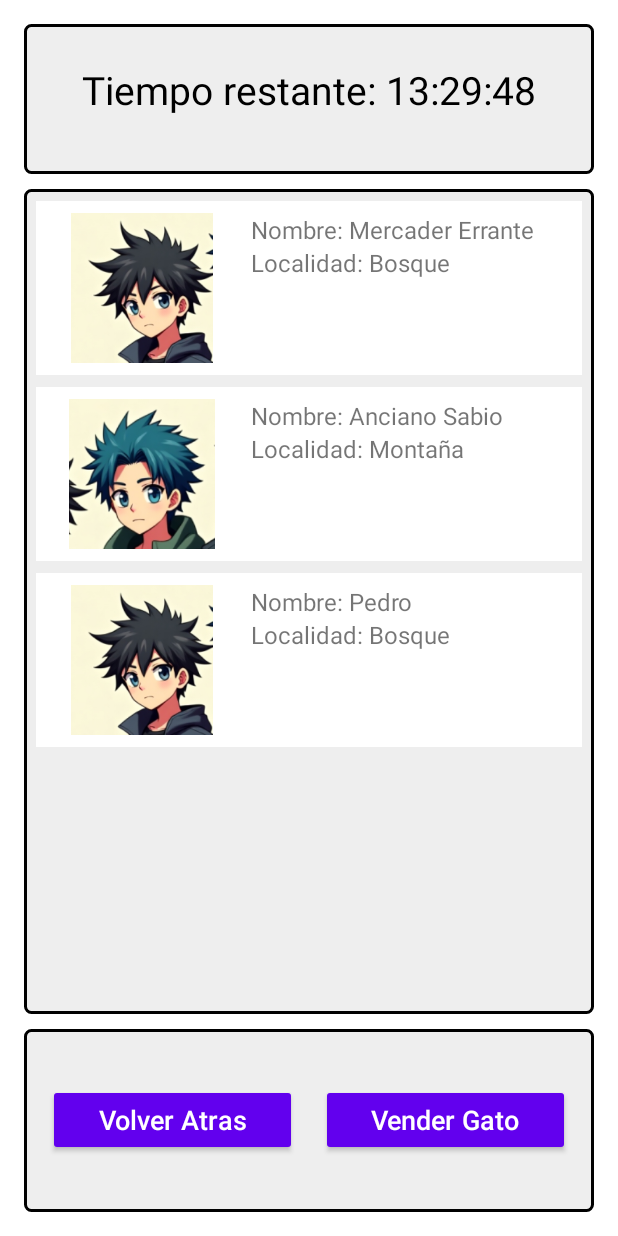
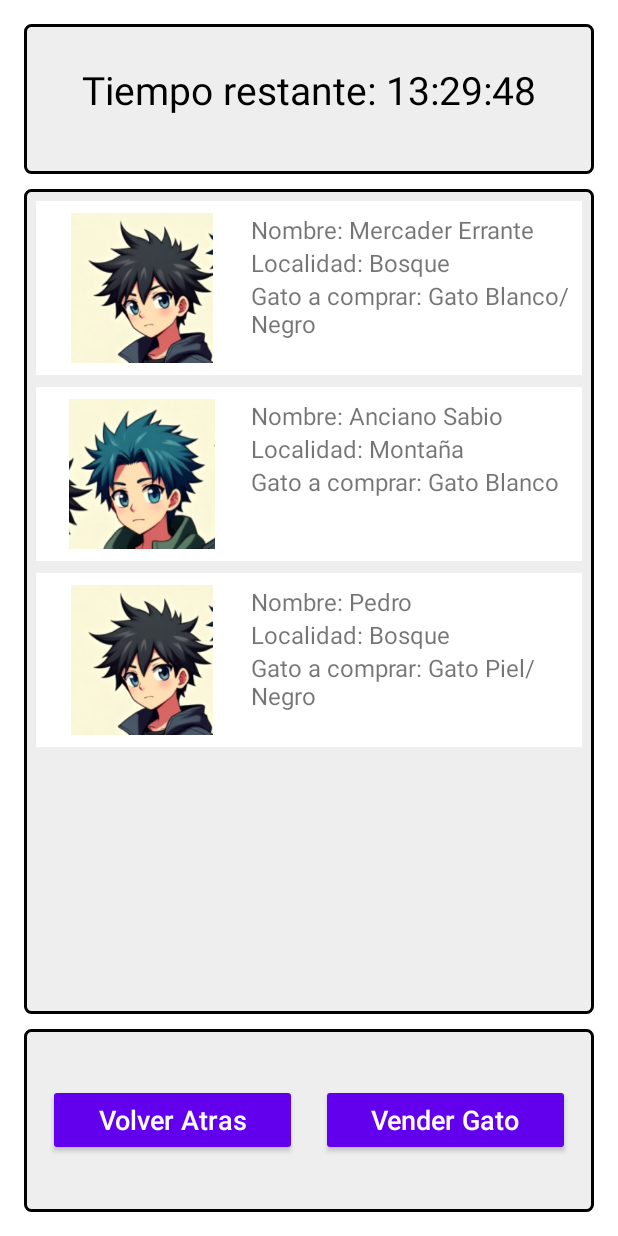
Before and after one commit to Jazaloko/GatosHunter, an Android app: the VenderGato screen opened directly, with no data from a screen before it, on a phone screen of 412 x 824 dp. Run offline under Robolectric (Android 15) with nearby library versions, the phone set to English and light mode, and no system bars.

Commit message:
Vendedores con gatos a elegir, (No se si funciona lo de vender)

```diff
--- a/app/build.gradle.kts
+++ b/app/build.gradle.kts
@@ -2,6 +2,7 @@ plugins {
     alias(libs.plugins.android.application)
     alias(libs.plugins.kotlin.android)
     kotlin("plugin.serialization") version "2.1.21"
+    id("org.jetbrains.kotlin.plugin.parcelize") version "2.1.0-RC"
 }
 
 android {
--- a/app/src/main/java/com/example/gatoshunter/DatabaseHelper.kt
+++ b/app/src/main/java/com/example/gatoshunter/DatabaseHelper.kt
@@ -131,16 +131,16 @@ class DatabaseHelper(context: Context) :
 
     private fun insertarCompradoresIniciales(db: SQLiteDatabase) {
         val compradoresIniciales = listOf(
-            Comprador(null, "Mercader Errante", 2000.0, "Bosque", R.drawable.character1.toString()),
-            Comprador(null, "Anciano Sabio", 1500.0, "Montaña", R.drawable.character2.toString()),
-            Comprador(null, "Pepe", 1000.0, "Desierto", R.drawable.character3.toString()),
-            Comprador(null, "Juan", 1200.0, "Ciudad", R.drawable.character4.toString()),
-            Comprador(null, "Maria", 1800.0, "Pueblo", R.drawable.character5.toString()),
-            Comprador(null, "Luis", 1300.0, "Lago", R.drawable.character6.toString()),
-            Comprador(null, "Ana", 1600.0, "Playa", R.drawable.character7.toString()),
-            Comprador(null, "Carlos", 1100.0, "Ciudad", R.drawable.character8.toString()),
-            Comprador(null, "Laura", 1400.0, "Montaña", R.drawable.character9.toString()),
-            Comprador(null, "Pedro", 1700.0, "Bosque", R.drawable.character1.toString())
+            Comprador(null, "Mercader Errante", 2000.0, "Bosque", R.drawable.character1.toString(), null),
+            Comprador(null, "Anciano Sabio", 1500.0, "Montaña", R.drawable.character2.toString(), null),
+            Comprador(null, "Pepe", 1000.0, "Desierto", R.drawable.character3.toString(), null),
+            Comprador(null, "Juan", 1200.0, "Ciudad", R.drawable.character4.toString(), null),
+            Comprador(null, "Maria", 1800.0, "Pueblo", R.drawable.character5.toString(), null),
+            Comprador(null, "Luis", 1300.0, "Lago", R.drawable.character6.toString(), null),
+            Comprador(null, "Ana", 1600.0, "Playa", R.drawable.character7.toString(), null),
+            Comprador(null, "Carlos", 1100.0, "Ciudad", R.drawable.character8.toString(), null),
+            Comprador(null, "Laura", 1400.0, "Montaña", R.drawable.character9.toString(), null),
+            Comprador(null, "Pedro", 1700.0, "Bosque", R.drawable.character1.toString(), null)
         )
         compradoresIniciales.forEach { insertarComprador(db, it) }
     }
@@ -229,7 +229,7 @@ class DatabaseHelper(context: Context) :
         }
         val selection = "$COLUMN_ID = ?"
         val selectionArgs = arrayOf(id.toString())
-        db.update(TABLE_GATOS, values, selection, selectionArgs)
+        db.update(TABLE_GATOS_USER, values, selection, selectionArgs)
         db.close()
     }
     //endregion
@@ -286,9 +286,9 @@ class DatabaseHelper(context: Context) :
                     it.getInt(it.getColumnIndexOrThrow(COLUMN_ID)),
                     it.getString(it.getColumnIndexOrThrow(COLUMN_NOMBRE)),
                     it.getDouble(it.getColumnIndexOrThrow(COLUMN_DINERO)),
-                    it.getString
-                        (it.getColumnIndexOrThrow(COLUMN_LOCALIDAD)),
-                    it.getString(it.getColumnIndexOrThrow(COLUMN_IMG_PATH))
+                    it.getString(it.getColumnIndexOrThrow(COLUMN_LOCALIDAD)),
+                    it.getString(it.getColumnIndexOrThrow(COLUMN_IMG_PATH)),
+                    null
                 )
             }
         }
@@ -371,7 +371,8 @@ class DatabaseHelper(context: Context) :
                     it.getString(it.getColumnIndexOrThrow(COLUMN_NOMBRE)),
                     it.getDouble(it.getColumnIndexOrThrow(COLUMN_DINERO)),
                     it.getString(it.getColumnIndexOrThrow(COLUMN_LOCALIDAD)),
-                    it.getString(it.getColumnIndexOrThrow(COLUMN_IMG_PATH))
+                    it.getString(it.getColumnIndexOrThrow(COLUMN_IMG_PATH)),
+                    null
                 )
                 listaComprador.add(comprador)
             }
--- a/app/src/main/java/com/example/gatoshunter/VenderGato.kt
+++ b/app/src/main/java/com/example/gatoshunter/VenderGato.kt
@@ -1,6 +1,7 @@
 package com.example.gatoshunter
 
 import android.os.Bundle
+import android.os.Parcelable
 import android.util.Log
 import android.widget.Button
 import android.widget.TextView
@@ -11,6 +12,7 @@ import androidx.recyclerview.widget.LinearLayoutManager
 import androidx.recyclerview.widget.RecyclerView
 import com.example.gatoshunter.clases.Comprador
 import com.example.gatoshunter.adaptes.CompradorAdapter
+import com.example.gatoshunter.clases.Gato
 import com.example.miapp.database.DatabaseHelper
 import kotlinx.coroutines.Dispatchers
 import kotlinx.coroutines.launch
@@ -25,9 +27,10 @@ class VenderGato : AppCompatActivity() {
     private lateinit var timerTextView: TextView
     private lateinit var temporizadorMedianoche: TemporizadorMedianoche
 
-    private var currentDailyBuyersList: List<Comprador> = emptyList()
+    private var currentDailyBuyersList: List<CompradorConGato> = emptyList()
 
     private val COMPRADORES_PREFS_NAME = "CompradoresDiariosPrefs"
+    private val GATOS_PREFS_NAME = "GatosDiariosPrefs"
     private val KEY_COMPRADOR_IDS = "comprador_ids_daily"
     private val KEY_LAST_GENERATION_TIMESTAMP = "last_generation_timestamp"
 
@@ -44,14 +47,14 @@ class VenderGato : AppCompatActivity() {
         val recyclerView: RecyclerView = findViewById(R.id.recyclerView)
         recyclerView.layoutManager = LinearLayoutManager(this)
         recyclerView.setHasFixedSize(true)
+        adapter = CompradorAdapter(emptyList())
+        recyclerView.adapter = adapter
 
 
         lifecycleScope.launch(Dispatchers.IO) {
             currentDailyBuyersList = loadOrCreateDailyBuyers()
             withContext(Dispatchers.Main) {
-                // Initialize adapter on the main thread
-                adapter = CompradorAdapter(currentDailyBuyersList)
-                recyclerView.adapter = adapter
+                adapter.actualizarLista(currentDailyBuyersList)
             }
         }
 
@@ -70,8 +73,8 @@ class VenderGato : AppCompatActivity() {
     }
 
     //Cargar compradores diarios o crear si es un nuevo día
-    private fun loadOrCreateDailyBuyers(): List<Comprador> {
-        val savedBuyerIds = cargarCompradoresDiarios()
+    private fun loadOrCreateDailyBuyers(): List<CompradorConGato> {
+        val savedBuyersWithCats = cargarCompradoresDiarios()
         val lastTimestamp = cargarUltimaGeneracionTimestamp()
         val currentCalendar = Calendar.getInstance()
         val lastGenerationCalendar = Calendar.getInstance().apply { timeInMillis = lastTimestamp }
@@ -81,56 +84,74 @@ class VenderGato : AppCompatActivity() {
                 currentCalendar.get(Calendar.DAY_OF_YEAR) == lastGenerationCalendar.get(Calendar.DAY_OF_YEAR)
 
         val allPotentialBuyers = dbHelper.obtenerCompradores()
+        val allPotentialGatos = dbHelper.obtenerGatos()
 
         return if (isSameDay) {
-            // If it's the same day, load the saved buyers.
-            // If savedBuyerIds is empty, it means all were sold today, so we return an empty list.
-            val dailyBuyers = allPotentialBuyers.filter { it.id in savedBuyerIds }
-            if (dailyBuyers.size != savedBuyerIds.size) {
-                Log.w("VenderGato", "Mismatch between saved IDs count (${savedBuyerIds.size}) and found buyers count (${dailyBuyers.size}). This might indicate a buyer was deleted from the database.")
-            }
-            Log.d("VenderGato", "Loading buyers for the same day. Saved IDs: ${savedBuyerIds.joinToString(",")}")
-            dailyBuyers
-        } else {
-            // If it's a new day or no timestamp saved, generate new buyers.
-            Log.d("VenderGato", "New day or no timestamp. Generating new buyers.")
-            selectAndSaveNewDailyBuyers(allPotentialBuyers)
-        }
+            // Si es el mismo día, intenta cargar los compradores con sus gatos guardados.
+            savedBuyersWithCats.mapNotNull { (buyerId, catName) ->
+                allPotentialBuyers.find { it.id == buyerId }?.let { CompradorConGato(it, catName) }
             }
 
+        } else {
+            // Si es un nuevo día, genera nuevos compradores y asigna gatos aleatorios.
+            Log.d("VenderGato", "Nuevo día o no timestamp. Generando nuevos compradores con gatos.")
+            selectAndSaveNewDailyBuyers(allPotentialBuyers, allPotentialGatos)
+        }
+
+    }
+
+    data class CompradorConGato(val comprador: Comprador, val nombreGatoInteres: String?)
+
     // Helper function to select 3 random buyers and save their IDs and the current timestamp
-    private fun selectAndSaveNewDailyBuyers(allPotentialBuyers: List<Comprador>): List<Comprador> {
+    private fun selectAndSaveNewDailyBuyers(allPotentialBuyers: List<Comprador>, gatos: List<Gato>): List<CompradorConGato> {
         // Ensure we don't select more buyers than available
         val numberOfBuyersToSelect = minOf(3, allPotentialBuyers.size)
         val selectedBuyers = allPotentialBuyers.shuffled().take(numberOfBuyersToSelect)
-        val selectedBuyerIds = selectedBuyers.mapNotNull { it.id }
+        val selectedGatos = gatos.shuffled().take(numberOfBuyersToSelect)
+
+        val compradoresConGato = selectedBuyers.zip(selectedGatos) { comprador, gato ->
+            CompradorConGato(comprador, gato.nombre)
+        }
 
         // Save the new list of IDs and the current timestamp
-        guardarCompradoresDiarios(selectedBuyerIds)
+        guardarCompradoresDiarios(
+            compradoresConGato.mapNotNull { it.comprador.id },
+            compradoresConGato.mapNotNull { it.nombreGatoInteres }
+        )
         guardarUltimaGeneracionTimestamp(System.currentTimeMillis())
 
-        Log.d("VenderGato", "Selected and saved new daily buyer IDs: ${selectedBuyerIds.joinToString(",")}")
-        return selectedBuyers
+        Log.d("VenderGato", "Selected and saved new daily buyers with cats: ${compradoresConGato.joinToString { "${it.comprador.nombre} -> ${it.nombreGatoInteres}" }}")
+        return compradoresConGato
     }
 
 
     // Guardar los compradores del dia (IDs)
-    private fun guardarCompradoresDiarios(ids: List<Int>) {
+    private fun guardarCompradoresDiarios(ids: List<Int>, gatosNames: List<String>) {
         val prefs = getSharedPreferences(COMPRADORES_PREFS_NAME, MODE_PRIVATE)
         prefs.edit().putString(KEY_COMPRADOR_IDS, ids.joinToString(",")).apply()
+        prefs.edit().putString(GATOS_PREFS_NAME, gatosNames.joinToString(",")).apply()
     }
 
-    // Cargar los compradores del dia (IDs)
-    private fun cargarCompradoresDiarios(): List<Int> {
+    // Cargar los compradores del dia (IDs) con los nombres de los gatos
+    private fun cargarCompradoresDiarios(): List<Pair<Int, String>> {
         val prefs = getSharedPreferences(COMPRADORES_PREFS_NAME, MODE_PRIVATE)
         val idsString = prefs.getString(KEY_COMPRADOR_IDS, null)
-        return if (idsString.isNullOrEmpty()) {
+        val gatosNames = prefs.getString(GATOS_PREFS_NAME, null)
+        return if (idsString.isNullOrEmpty() || gatosNames.isNullOrEmpty()) {
             emptyList()
         } else {
             try {
-                idsString.split(",").mapNotNull { it.toIntOrNull() }
+                val ids = idsString.split(",").mapNotNull { it.toIntOrNull() }
+                val nombresDeGatos = gatosNames.split(",")
+                // Asegurarse de que ambas listas tengan la misma cantidad de elementos
+                if (ids.size == nombresDeGatos.size) {
+                    ids.zip(nombresDeGatos) { id, nombreGato -> Pair(id, nombreGato) }
+                } else {
+                    Log.w("VenderGato", "Mismatch en la cantidad de IDs de compradores y nombres de gatos guardados.")
+                    emptyList()
+                }
             } catch (e: Exception) {
-                Log.e("VenderGato", "Error parsing comprador_ids_daily from SharedPreferences", e)
+                Log.e("VenderGato", "Error al parsear los compradores o los nombres de los gatos desde SharedPreferences", e)
                 emptyList()
             }
         }
@@ -148,10 +169,12 @@ class VenderGato : AppCompatActivity() {
         return prefs.getLong(KEY_LAST_GENERATION_TIMESTAMP, 0L) // Default to 0 if not found
     }
 
+
     // Resetear Compradores a media noche
     private suspend fun updateRecyclerViewData() {
         val allPotentialBuyers = dbHelper.obtenerCompradores() // Get ALL potential buyers from DB
-        val nuevosCompradores = selectAndSaveNewDailyBuyers(allPotentialBuyers) // Select new ones and save IDs and timestamp
+        val allPotentialGatos = dbHelper.obtenerGatos() // Get ALL potential gatos from DB
+        val nuevosCompradores = selectAndSaveNewDailyBuyers(allPotentialBuyers, allPotentialGatos) // Select new ones and save IDs and timestamp
 
         withContext(Dispatchers.Main) {
             currentDailyBuyersList = nuevosCompradores // Actualizar la lista in-memory
@@ -167,12 +190,19 @@ class VenderGato : AppCompatActivity() {
         val compradorSeleccionadoId = adapter.selectedItemId
         if (compradorSeleccionadoId != null) {
 
-            val compradorSeleccionado = currentDailyBuyersList.find { it.id == compradorSeleccionadoId }
+            val compradorSeleccionado = currentDailyBuyersList.find { it.comprador.id == compradorSeleccionadoId }
 
             if (compradorSeleccionado != null) {
+                lifecycleScope.launch(Dispatchers.Main) {
+                    val prefs = applicationContext.getAppSharedPreferences()
+                    val user = prefs.getUserAsync("Usuario")!!
+                    val gatosUsuario = dbHelper.obtenerGatosByUser(user)
+
+                    gatosUsuario.forEach {
+                        if (it.nombre == compradorSeleccionado.nombreGatoInteres){
                             val dialogView = layoutInflater.inflate(R.layout.dialog_venta_completada, null)
 
-                val builder = android.app.AlertDialog.Builder(this)
+                            val builder = android.app.AlertDialog.Builder(this@VenderGato)
                                 .setView(dialogView)
 
                             val dialog = builder.create()
@@ -180,16 +210,20 @@ class VenderGato : AppCompatActivity() {
                             val mensaje = dialogView.findViewById<TextView>(R.id.mensajeVenta)
                             val btnAceptar = dialogView.findViewById<Button>(R.id.btnAceptarVenta)
 
-                mensaje.text = "Has vendido un gato a ${compradorSeleccionado.nombre}"
+                            mensaje.text = "Has vendido un gato a ${compradorSeleccionado.comprador.nombre}"
 
                             btnAceptar.setOnClickListener {
                                 adapter.eliminarComprador(compradorSeleccionadoId)
                                 adapter.selectedItemId = null
-                    currentDailyBuyersList = currentDailyBuyersList.filter { it.id != compradorSeleccionadoId }
+                                currentDailyBuyersList = currentDailyBuyersList.filter { it.comprador.id != compradorSeleccionadoId }
                                 dialog.dismiss()
                             }
+                            dialog.show()
+                        }
+                    }
 
-                dialog.show()
+                }
+
             } else {
                 Toast.makeText(this, "Error: Comprador no encontrado.", Toast.LENGTH_SHORT).show()
             }
--- a/app/src/main/java/com/example/gatoshunter/adaptes/CompradorAdapter.kt
+++ b/app/src/main/java/com/example/gatoshunter/adaptes/CompradorAdapter.kt
@@ -1,18 +1,17 @@
 package com.example.gatoshunter.adaptes
 
-import android.annotation.SuppressLint
 import android.graphics.Color
 import android.view.LayoutInflater
 import android.view.View
 import android.view.ViewGroup
 import android.widget.ImageView
 import android.widget.TextView
-import androidx.core.net.toUri
 import androidx.recyclerview.widget.RecyclerView
 import com.example.gatoshunter.R
-import com.example.gatoshunter.clases.Comprador
+import com.example.gatoshunter.VenderGato.CompradorConGato
 
-class CompradorAdapter(private var listaCompradores: List<Comprador>) :
+
+class CompradorAdapter(private var listaCompradores: List<CompradorConGato>) :
     RecyclerView.Adapter<CompradorAdapter.CompradorViewHolder>() {
 
     // Variable que guarda el ID del comprador seleccionado
@@ -23,6 +22,7 @@ class CompradorAdapter(private var listaCompradores: List<Comprador>) :
         val nombre: TextView = itemView.findViewById(R.id.nombreComprador) // Nombre del comprador
         val localidad: TextView = itemView.findViewById(R.id.localidadComprador) // Localidad del comprador
         val imagen: ImageView = itemView.findViewById(R.id.imagenComprador) // Imagen del comprador
+        val gato: TextView = itemView.findViewById(R.id.gatoComprador) // Gato a Comprar
     }
 
     // Método para crear y devolver un ViewHolder que contiene el layout de cada ítem del RecyclerView
@@ -34,14 +34,15 @@ class CompradorAdapter(private var listaCompradores: List<Comprador>) :
 
     // Método que vincula los datos de un comprador a las vistas en el ViewHolder
     override fun onBindViewHolder(holder: CompradorViewHolder, position: Int) {
-        val comprador = listaCompradores[position] // Obtener el comprador en la posición actual
+        val compradorConGato = listaCompradores[position] // Obtener el comprador en la posición actual
 
         // Configurar el texto de cada campo en el ViewHolder
-        holder.nombre.text = "Nombre: " + comprador.nombre
-        holder.localidad.text = "Localidad: " + comprador.localidad
+        holder.nombre.text = "Nombre: " + compradorConGato.comprador.nombre
+        holder.localidad.text = "Localidad: " + compradorConGato.comprador.localidad
+        holder.gato.text = "Gato a comprar: " + compradorConGato.nombreGatoInteres.toString()
 
         // Configurar la imagen del comprador
-        val imagenName = comprador.img
+        val imagenName = compradorConGato.comprador.img
         val resourceId = holder.itemView.context.resources.getIdentifier(
             imagenName,
             "drawable",
@@ -56,7 +57,7 @@ class CompradorAdapter(private var listaCompradores: List<Comprador>) :
 
         // Cambiar el color de fondo del ítem seleccionado
         holder.itemView.setBackgroundColor(
-            if (comprador.id == selectedItemId) { // Si este gato es el seleccionado, cambiar el color
+            if (compradorConGato.comprador.id == selectedItemId) { // Si este gato es el seleccionado, cambiar el color
                 Color.LTGRAY
             } else {
                 Color.WHITE // Si no es el seleccionado, mantener blanco
@@ -67,16 +68,16 @@ class CompradorAdapter(private var listaCompradores: List<Comprador>) :
         holder.itemView.setOnClickListener {
             val previosPosition =
                 selectedItemId // Guardamos la posición anterior del gato seleccionado
-            selectedItemId = comprador.id // Actualizamos el gato seleccionado
+            selectedItemId = compradorConGato.comprador.id // Actualizamos el gato seleccionado
 
             // Notificamos que los ítems han cambiado para actualizar la UI correctamente
-            notifyItemChanged(listaCompradores.indexOfFirst { it.id == previosPosition }) // Notificamos que el ítem anterior debe cambiar de estado
+            notifyItemChanged(listaCompradores.indexOfFirst { it.comprador.id == previosPosition }) // Notificamos que el ítem anterior debe cambiar de estado
             notifyItemChanged(position) // Notificamos que el ítem actual debe actualizarse para reflejar la selección
         }
     }
 
     // Método para actualizar la lista de gatos en el adaptador
-    fun actualizarLista(nuevaLista: List<Comprador>) {
+    fun actualizarLista(nuevaLista: List<CompradorConGato>) {
         listaCompradores = nuevaLista
         notifyDataSetChanged() // Notificamos que la lista ha cambiado y se debe redibujar el RecyclerView
     }
@@ -84,7 +85,7 @@ class CompradorAdapter(private var listaCompradores: List<Comprador>) :
     // Método para eliminar un gato de la lista basado en su ID
     fun eliminarComprador(id: Int) {
         val index =
-            listaCompradores.indexOfFirst { it.id == id } // Encontrar la posición del gato en la lista
+            listaCompradores.indexOfFirst { it.comprador.id == id } // Encontrar la posición del gato en la lista
         if (index != -1) {
             listaCompradores = listaCompradores.toMutableList()
                 .apply { removeAt(index) } // Eliminamos el gato de la lista mutable
@@ -94,4 +95,5 @@ class CompradorAdapter(private var listaCompradores: List<Comprador>) :
 
     // Método que devuelve el número de ítems en la lista de gatos (requerido por RecyclerView.Adapter)
     override fun getItemCount(): Int = listaCompradores.size
+
 }
--- a/app/src/main/java/com/example/gatoshunter/clases/Comprador.kt
+++ b/app/src/main/java/com/example/gatoshunter/clases/Comprador.kt
@@ -1,9 +1,14 @@
 package com.example.gatoshunter.clases
 
+import android.os.Parcelable
+import kotlinx.parcelize.Parcelize
+
+@Parcelize
 data class Comprador(
     var id: Int?,
     var nombre: String,
     var dinero: Double,
     var localidad: String,
-    var img: String?
-)
+    var img: String?,
+    var gato: String?
+): Parcelable
--- a/app/src/main/java/com/example/gatoshunter/clases/Gato.kt
+++ b/app/src/main/java/com/example/gatoshunter/clases/Gato.kt
@@ -1,7 +1,10 @@
 package com.example.gatoshunter.clases
 
+import android.os.Parcelable
+import kotlinx.parcelize.Parcelize
 import kotlinx.serialization.Serializable
 
+@Parcelize
 @Serializable
 data class Gato(
     var id: Int?,
@@ -11,4 +14,4 @@ data class Gato(
     var descripcion: String,
     var emocion: String,
     var img: String?
-)
+): Parcelable
--- a/app/src/main/res/layout/item_comprador.xml
+++ b/app/src/main/res/layout/item_comprador.xml
@@ -34,5 +34,12 @@
             android:layout_height="wrap_content"
             android:text="@string/localidad_del_comprador"
             android:textSize="16sp" />
+
+        <TextView
+            android:id="@+id/gatoComprador"
+            android:layout_width="wrap_content"
+            android:layout_height="wrap_content"
+            android:text="@string/gato_a_comprar"
+            android:textSize="16sp" />
     </LinearLayout>
 </LinearLayout>
--- a/app/src/main/res/values/strings.xml
+++ b/app/src/main/res/values/strings.xml
@@ -15,4 +15,5 @@
     <string name="imagen_del_gato">Imagen del Gato</string>
     <string name="emocion_gato">Emocion del Gato</string>
     <string name="imagen_del_comprador" />
+    <string name="gato_a_comprar" />
 </resources>
```
Lines whose indentation alone changed are shown as unchanged.
